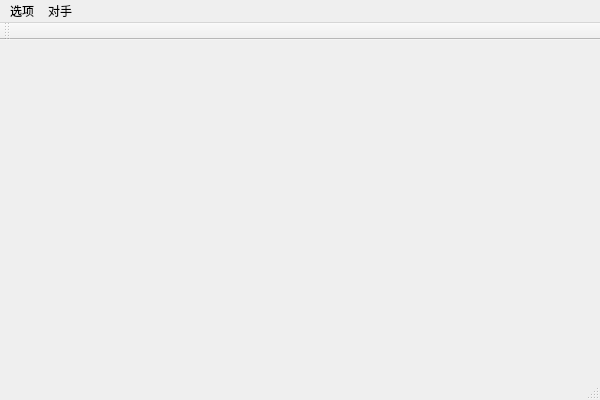
This is GobangWithUI/gobangwithui.ui in tomzzy1/Gobang as Qt 5 draws it before an edit. The edited form follows.
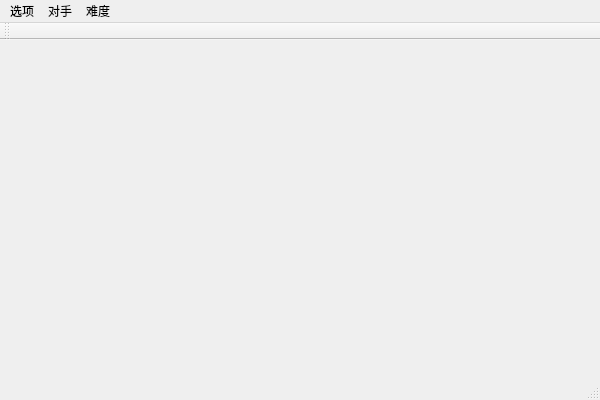
This is the edited form.

Patch:
```diff
--- a/GobangWithUI/gobangwithui.ui
+++ b/GobangWithUI/gobangwithui.ui
@@ -48,8 +48,17 @@
     <addaction name="AI_opponent"/>
     <addaction name="human_oppenent"/>
    </widget>
+   <widget class="QMenu" name="menu_3">
+    <property name="title">
+     <string>难度</string>
+    </property>
+    <addaction name="easy_difficulty"/>
+    <addaction name="normal_difficulty"/>
+    <addaction name="hard_difficulty"/>
+   </widget>
    <addaction name="menu"/>
    <addaction name="menu_2"/>
+   <addaction name="menu_3"/>
   </widget>
   <action name="play_black">
    <property name="text">
```
Left out of the diff: 15 changed lines with no effect on the pictures.
